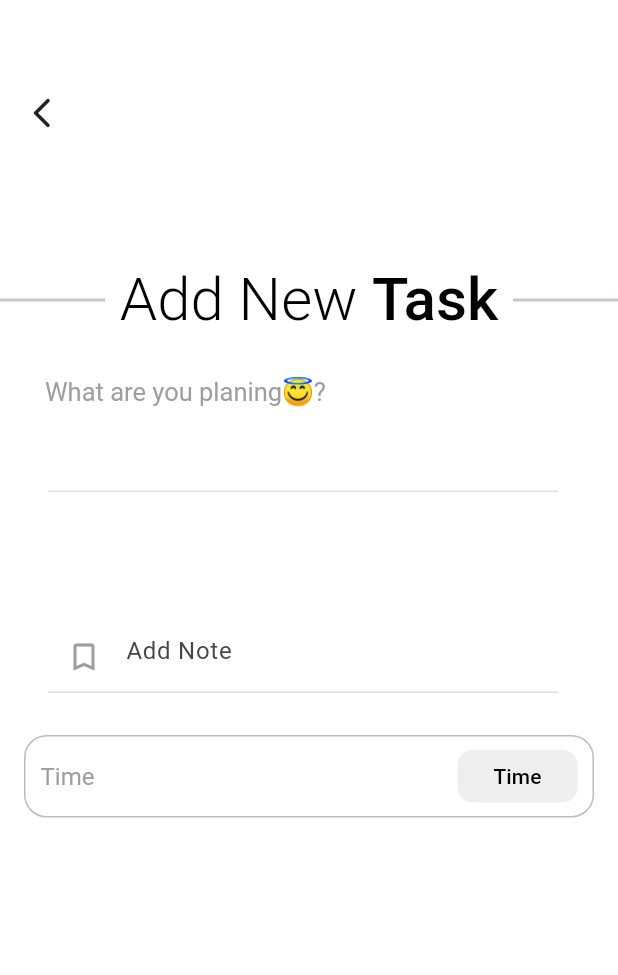
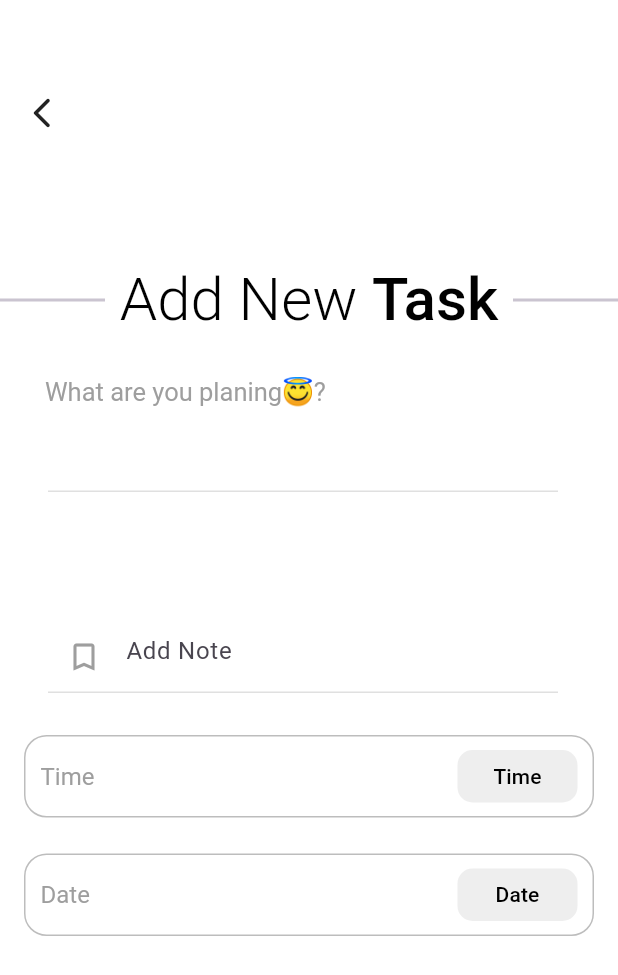
Before and after one commit to Amal-AM4/Todo-Hive, a Flutter app: the TaskView screen opened directly, on a phone screen of 412 x 824 dp. Shown: the top 975 px of the screen. Run offline on Flutter 3.47's test engine with Material 3 defaults, Android fonts, the phone set to English and light mode, and no system bars; our stand-ins replace animate_do, flutter_datetime_picker, flutter_slider_drawer, lottie.

Commit message:
time and date ui is completed

```diff
--- a/lib/views/tasks/task_view.dart
+++ b/lib/views/tasks/task_view.dart
@@ -41,7 +41,21 @@ class _TaskViewState extends State<TaskView> {
               // Top side texts
               _buildTopSideTexts(textTheme),
 
-              SizedBox(
+              // Main Task View Activity
+              _buildMainTaskViewActivity(textTheme, context),
+            ],
+          ),
+        ),
+      ),
+    );
+  }
+
+  // Main Task View Activity
+  SizedBox _buildMainTaskViewActivity(
+    TextTheme textTheme,
+    BuildContext context,
+  ) {
+    return SizedBox(
       width: double.infinity,
       height: 530,
       child: Column(
@@ -66,7 +80,8 @@ class _TaskViewState extends State<TaskView> {
           ),
           20.h,
 
-                    GestureDetector(
+          // Time selection
+          DateTimeSelectionWidget(
             onTap: () {
               DatePicker.showTimePicker(
                 context,
@@ -85,56 +100,36 @@ class _TaskViewState extends State<TaskView> {
                 locale: LocaleType.en,
               );
             },
-                      child: Container(
-                        margin: EdgeInsets.symmetric(horizontal: 16),
-                        width: double.infinity,
-                        height: 55,
-                        decoration: BoxDecoration(
-                          color: Colors.white,
-                          border: Border.all(color: Colors.grey.shade400),
-                          borderRadius: BorderRadius.circular(15),
-                        ),
-                        child: Row(
-                          mainAxisAlignment: MainAxisAlignment.spaceBetween,
-                          children: [
-                            Padding(
-                              padding: const EdgeInsets.only(left: 10),
-                              child: Text(
-                                AppStr.timeString,
-                                style: textTheme.headlineSmall,
-                              ),
+            title: AppStr.timeString,
           ),
 
-                            Container(
-                              margin: EdgeInsets.only(right: 10),
-                              width: 80,
-                              height: 35,
-                              decoration: BoxDecoration(
-                                borderRadius: BorderRadius.circular(10),
-                                color: Colors.grey.shade200,
-                              ),
-                              child: Center(
-                                // This text will show Date Time as Time
-                                child: Text(
-                                  "Time",
-                                  style: textTheme.titleSmall,
-                                ),
-                              ),
+          24.h,
+
+          // Date Selection
+          DateTimeSelectionWidget(
+            onTap: () {
+              DatePicker.showDatePicker(
+                context,
+                showTitleActions: true,
+                maxTime: DateTime(2030, 4, 5),
+                minTime: DateTime.now(),
+
+                onConfirm: (date) {
+                  // later
+                  log("$date");
+                },
+
+                currentTime: DateTime.now(),
+              );
+            },
+            title: AppStr.dateString,
           ),
         ],
-                        ),
-                      ),
-                    ),
-                  ],
-                ),
-              ),
-            ],
-          ),
-        ),
       ),
     );
   }
 
+  // Top side texts
   Widget _buildTopSideTexts(TextTheme textTheme) {
     return SizedBox(
       width: double.infinity,
@@ -162,3 +157,55 @@ class _TaskViewState extends State<TaskView> {
     );
   }
 }
+
+class DateTimeSelectionWidget extends StatelessWidget {
+  const DateTimeSelectionWidget({
+    super.key,
+    required this.onTap,
+    required this.title,
+  });
+
+  final VoidCallback onTap;
+  final String title;
+
+  @override
+  Widget build(BuildContext context) {
+    var textTheme = Theme.of(context).textTheme;
+    return GestureDetector(
+      onTap: onTap,
+      child: Container(
+        margin: EdgeInsets.symmetric(horizontal: 16),
+        width: double.infinity,
+        height: 55,
+        decoration: BoxDecoration(
+          color: Colors.white,
+          border: Border.all(color: Colors.grey.shade400),
+          borderRadius: BorderRadius.circular(15),
+        ),
+        child: Row(
+          mainAxisAlignment: MainAxisAlignment.spaceBetween,
+          children: [
+            Padding(
+              padding: const EdgeInsets.only(left: 10),
+              child: Text(title, style: textTheme.headlineSmall),
+            ),
+
+            Container(
+              margin: EdgeInsets.only(right: 10),
+              width: 80,
+              height: 35,
+              decoration: BoxDecoration(
+                borderRadius: BorderRadius.circular(10),
+                color: Colors.grey.shade200,
+              ),
+              child: Center(
+                // This text will show Date Time as Time
+                child: Text(title, style: textTheme.titleSmall),
+              ),
+            ),
+          ],
+        ),
+      ),
+    );
+  }
+}
```
Lines whose indentation alone changed are shown as unchanged.
